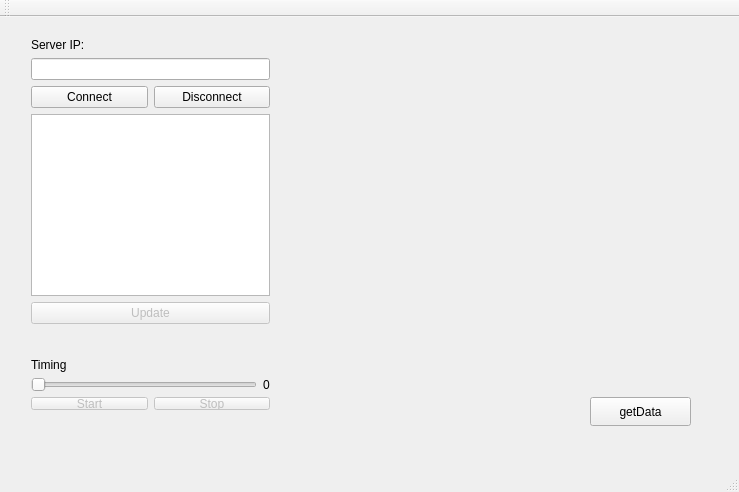
Old version of the form QtTcpClientConsumer/mainwindow.ui in the repository mateusrodrigues/qtsupervisory.
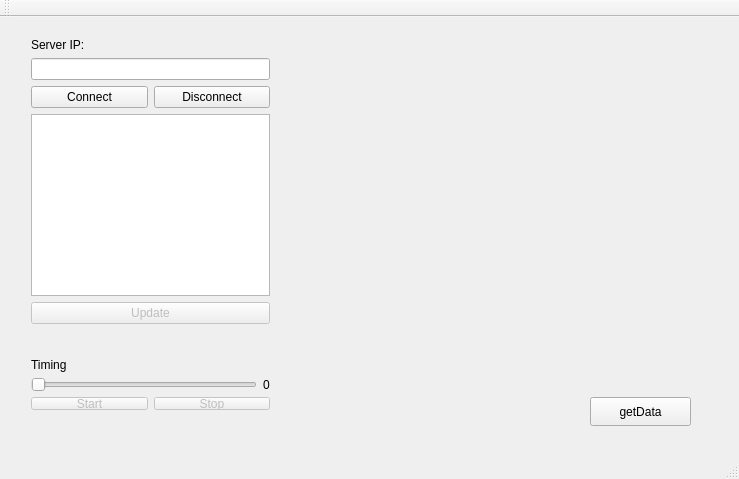
New version of the form.

Commit message: producing ip list

Diff of the .ui file:
```diff
--- a/QtTcpClientConsumer/mainwindow.ui
+++ b/QtTcpClientConsumer/mainwindow.ui
@@ -7,7 +7,7 @@
     <x>0</x>
     <y>0</y>
     <width>739</width>
-    <height>492</height>
+    <height>479</height>
    </rect>
   </property>
   <property name="windowTitle">
```
Left out of the diff: 17 changed lines with no effect on the pictures. The commit also changes 2 other files.
